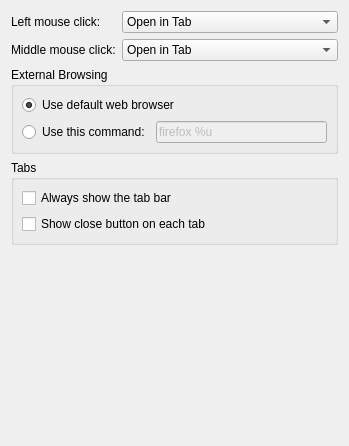
Qt form akregator/configuration/settings_browser.ui (chusopr/kdepim-ktimetracker-akonadi) before a commit.
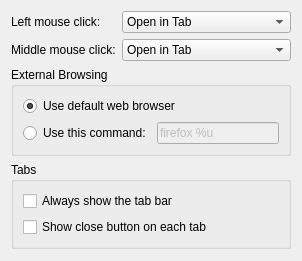
The same form after that commit.

The edit to the form file:
```diff
--- a/akregator/configuration/settings_browser.ui
+++ b/akregator/configuration/settings_browser.ui
@@ -3,34 +3,18 @@
  <author>Gary Cramblitt</author>
  <class>Akregator::SettingsBrowser</class>
  <widget class="QWidget" name="Akregator::SettingsBrowser">
-  <property name="geometry">
-   <rect>
-    <x>0</x>
-    <y>0</y>
-    <width>349</width>
-    <height>446</height>
-   </rect>
-  </property>
-  <property name="windowTitle">
-   <string>ExternalBrowser</string>
-  </property>
-  <layout class="QVBoxLayout" name="verticalLayout">
+  <layout class="QVBoxLayout" name="verticalLayout" stretch="0,0,0,1">
    <item>
-    <layout class="QGridLayout" name="mouseButtonsLayout">
-     <property name="margin">
-      <number>0</number>
-     </property>
-     <property name="spacing">
-      <number>6</number>
-     </property>
+    <layout class="QFormLayout" name="formLayout">
+     <item row="0" column="0">
+      <widget class="QLabel" name="LMBlabel">
+       <property name="text">
+        <string>Left mouse click:</string>
+       </property>
+      </widget>
+     </item>
      <item row="0" column="1">
       <widget class="QComboBox" name="kcfg_LMBBehaviour">
-       <property name="sizePolicy">
-        <sizepolicy hsizetype="Expanding" vsizetype="Fixed">
-         <horstretch>0</horstretch>
-         <verstretch>0</verstretch>
-        </sizepolicy>
-       </property>
        <item>
         <property name="text">
          <string>Open in Tab</string>
@@ -50,38 +34,13 @@
      </item>
      <item row="1" column="0">
       <widget class="QLabel" name="MMBlabel">
-       <property name="sizePolicy">
-        <sizepolicy hsizetype="Minimum" vsizetype="Fixed">
-         <horstretch>0</horstretch>
-         <verstretch>0</verstretch>
-        </sizepolicy>
-       </property>
        <property name="text">
         <string>Middle mouse click:</string>
        </property>
       </widget>
      </item>
-     <item row="0" column="0">
-      <widget class="QLabel" name="LMBlabel">
-       <property name="sizePolicy">
-        <sizepolicy hsizetype="Minimum" vsizetype="Fixed">
-         <horstretch>0</horstretch>
-         <verstretch>0</verstretch>
-        </sizepolicy>
-       </property>
-       <property name="text">
-        <string>Left mouse click:</string>
-       </property>
-      </widget>
-     </item>
      <item row="1" column="1">
       <widget class="QComboBox" name="kcfg_MMBBehaviour">
-       <property name="sizePolicy">
-        <sizepolicy hsizetype="Expanding" vsizetype="Fixed">
-         <horstretch>0</horstretch>
-         <verstretch>0</verstretch>
-        </sizepolicy>
-       </property>
        <item>
         <property name="text">
          <string>Open in Tab</string>
@@ -107,12 +66,6 @@
       <string>External Browsing</string>
      </property>
      <layout class="QGridLayout">
-      <property name="margin">
-       <number>8</number>
-      </property>
-      <property name="spacing">
-       <number>6</number>
-      </property>
       <item row="1" column="1">
        <widget class="QLineEdit" name="kcfg_ExternalBrowserCustomCommand">
         <property name="enabled">
@@ -148,42 +101,30 @@
      <property name="title">
       <string>Tabs</string>
      </property>
-     <layout class="QGridLayout" name="_2">
-      <property name="margin">
-       <number>8</number>
-      </property>
-      <property name="spacing">
-       <number>6</number>
-      </property>
-      <item row="1" column="0">
-       <widget class="QCheckBox" name="kcfg_CloseButtonOnTabs">
-        <property name="text">
-         <string>Show close button on each tab</string>
-        </property>
-       </widget>
-      </item>
-      <item row="0" column="0">
+     <layout class="QVBoxLayout" name="verticalLayout_2">
+      <item>
        <widget class="QCheckBox" name="kcfg_AlwaysShowTabBar">
         <property name="text">
          <string>Always show the tab bar</string>
         </property>
        </widget>
       </item>
+      <item>
+       <widget class="QCheckBox" name="kcfg_CloseButtonOnTabs">
+        <property name="text">
+         <string>Show close button on each tab</string>
+        </property>
+       </widget>
+      </item>
      </layout>
     </widget>
    </item>
    <item>
     <spacer>
-     <property name="orientation">
-      <enum>Qt::Vertical</enum>
-     </property>
-     <property name="sizeType">
-      <enum>QSizePolicy::Expanding</enum>
-     </property>
      <property name="sizeHint" stdset="0">
       <size>
-       <width>31</width>
-       <height>16</height>
+       <width>20</width>
+       <height>1</height>
       </size>
      </property>
     </spacer>
```
